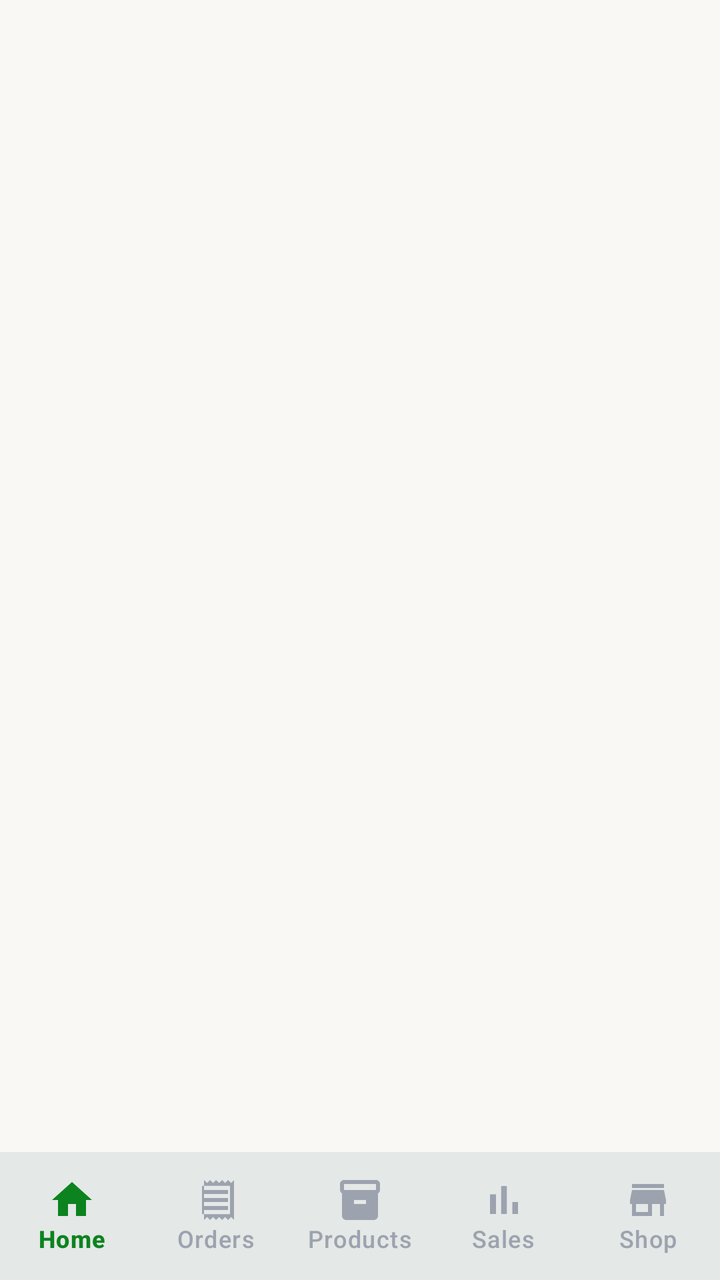
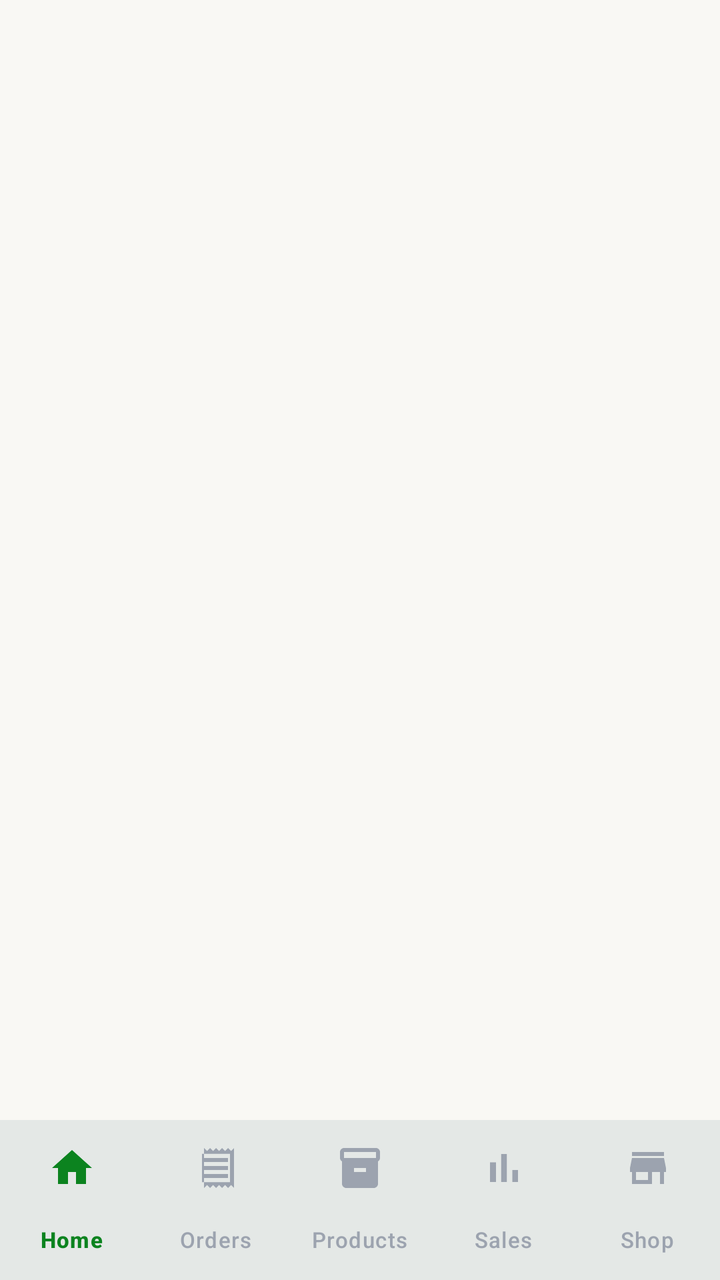

The first picture is an Android layout as it rendered before a commit; the second is the same layout after the commit. The layout source and the unified diff follow.
<!-- AndroidManifest.xml: application theme Theme.Sukobin -->
<!-- res/layout/activity_main.xml -->
<?xml version="1.0" encoding="utf-8"?>
<androidx.coordinatorlayout.widget.CoordinatorLayout xmlns:android="http://schemas.android.com/apk/res/android"
    xmlns:app="http://schemas.android.com/apk/res-auto"
    android:layout_width="match_parent"
    android:layout_height="match_parent"
    android:background="@color/cream">

    <FrameLayout
        android:id="@+id/container"
        android:layout_width="match_parent"
        android:layout_height="match_parent"
        android:layout_marginBottom="64dp" />

    <com.google.android.material.bottomnavigation.BottomNavigationView
        android:id="@+id/bottomNav"
        android:layout_width="match_parent"
        android:layout_height="64dp"
        android:layout_gravity="bottom"
        android:background="@color/white"
        app:elevation="8dp"
        app:itemIconTint="@color/nav_item"
        app:itemTextColor="@color/nav_item"
        app:labelVisibilityMode="labeled"
        app:menu="@menu/bottom_nav" />
</androidx.coordinatorlayout.widget.CoordinatorLayout>
<!-- resources referenced by this layout -->
<resources>
  <color name="cream">#F9F8F4</color>
  <color name="white">#FFFFFF</color>
  <style name="Theme.Sukobin" parent="Theme.Material3.Light.NoActionBar">
          <item name="colorPrimary">@color/brand_forest</item>
          <item name="colorOnPrimary">@color/white</item>
          <item name="colorPrimaryContainer">@color/mint_200</item>
          <item name="colorOnPrimaryContainer">@color/brand_forest</item>
          <item name="colorSecondary">@color/accent_green</item>
          <item name="colorOnSecondary">@color/white</item>
          <item name="colorError">@color/accent_red</item>
          <item name="android:colorBackground">@color/cream</item>
          <item name="colorSurface">@color/white</item>
          <item name="colorOnSurface">@color/gray_800</item>
          <item name="android:statusBarColor">@color/cream</item>
          <item name="android:windowLightStatusBar" tools:targetApi="m">true</item>
          <item name="android:navigationBarColor">@color/white</item>
          <item name="android:windowLightNavigationBar" tools:targetApi="o_mr1">true</item>
      </style>
  <color name="brand_forest">#1A3D2B</color>
  <color name="mint_200">#D8F3DC</color>
  <color name="accent_green">#0C831F</color>
  <color name="accent_red">#E63946</color>
  <color name="gray_800">#1F2937</color>
</resources>

<!-- the commit's change to res/layout/activity_main.xml (unified diff, before → after) -->
@@ -1,25 +1,33 @@
 <?xml version="1.0" encoding="utf-8"?>
-<androidx.coordinatorlayout.widget.CoordinatorLayout xmlns:android="http://schemas.android.com/apk/res/android"
+<androidx.constraintlayout.widget.ConstraintLayout xmlns:android="http://schemas.android.com/apk/res/android"
     xmlns:app="http://schemas.android.com/apk/res-auto"
     android:layout_width="match_parent"
     android:layout_height="match_parent"
     android:background="@color/cream">
 
+    
     <FrameLayout
         android:id="@+id/container"
-        android:layout_width="match_parent"
-        android:layout_height="match_parent"
-        android:layout_marginBottom="64dp" />
+        android:layout_width="0dp"
+        android:layout_height="0dp"
+        app:layout_constraintTop_toTopOf="parent"
+        app:layout_constraintStart_toStartOf="parent"
+        app:layout_constraintEnd_toEndOf="parent"
+        app:layout_constraintBottom_toTopOf="@id/bottomNav" />
 
     <com.google.android.material.bottomnavigation.BottomNavigationView
         android:id="@+id/bottomNav"
-        android:layout_width="match_parent"
-        android:layout_height="64dp"
-        android:layout_gravity="bottom"
+        android:layout_width="0dp"
+        android:layout_height="wrap_content"
         android:background="@color/white"
         app:elevation="8dp"
         app:itemIconTint="@color/nav_item"
+        app:itemTextAppearanceActive="@style/MartNavLabel"
+        app:itemTextAppearanceInactive="@style/MartNavLabel"
         app:itemTextColor="@color/nav_item"
         app:labelVisibilityMode="labeled"
-        app:menu="@menu/bottom_nav" />
-</androidx.coordinatorlayout.widget.CoordinatorLayout>
+        app:menu="@menu/bottom_nav"
+        app:layout_constraintBottom_toBottomOf="parent"
+        app:layout_constraintStart_toStartOf="parent"
+        app:layout_constraintEnd_toEndOf="parent" />
+</androidx.constraintlayout.widget.ConstraintLayout>
<!-- resource entries referenced after the edit -->
@@ -2,6 +2,9 @@
 <resources>
   <color name="cream">#F9F8F4</color>
   <color name="white">#FFFFFF</color>
+  <style name="MartNavLabel" parent="TextAppearance.Material3.LabelMedium">
+          <item name="android:textSize">11sp</item>
+      </style>
   <style name="Theme.Sukobin" parent="Theme.Material3.Light.NoActionBar">
           <item name="colorPrimary">@color/brand_forest</item>
           <item name="colorOnPrimary">@color/white</item>
